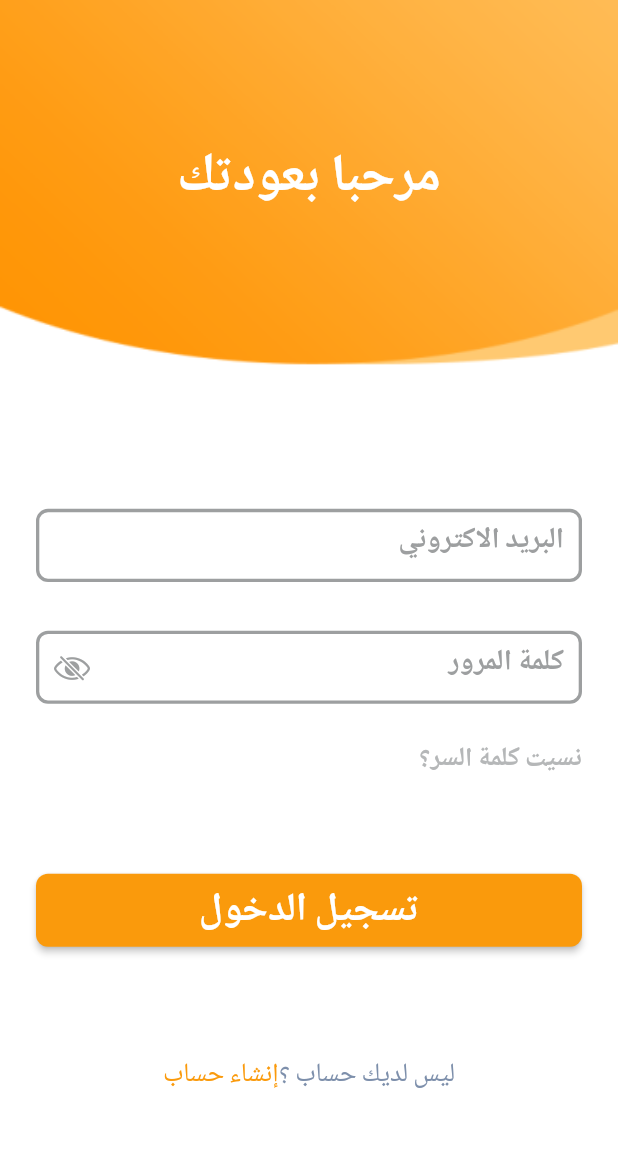
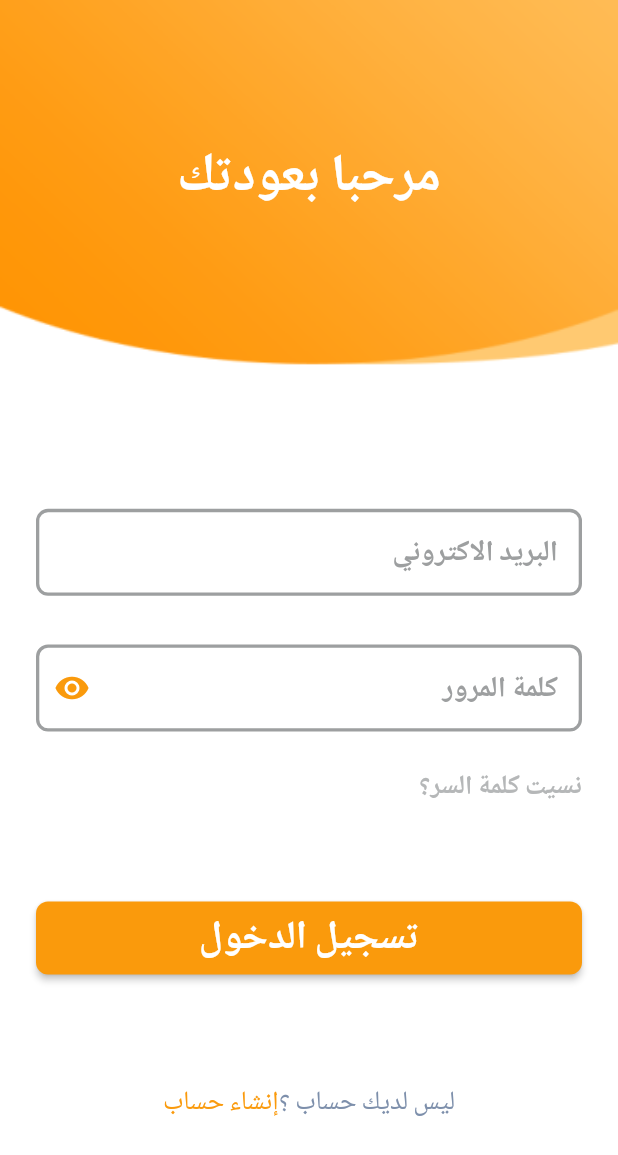
Before and after one commit to NourAyman644/chef-App, a Flutter app: the screen it shows after launch, on a phone screen of 412 x 824 dp. Shown: the top 1155 px of the screen. Run offline on Flutter 3.47's test engine with Material 2 defaults, Android fonts, the phone set to English and light mode, and no system bars; our stand-ins replace dio, flutter_bloc, flutter_screenutil, get_it, google_fonts, shared_preferences; project files that could hold a hidden picture were left out.

Commit message:
cubit and customFormField

```diff
--- a/lib/core/services/services_locator.dart
+++ b/lib/core/services/services_locator.dart
@@ -1,5 +1,6 @@
 import 'package:chef_app/core/bloc/global_cubit.dart';
 import 'package:chef_app/core/database/cache/cache_helper.dart';
+import 'package:chef_app/features/auth/presentation/cubit/login_cubit.dart';
 import 'package:get_it/get_it.dart';
 
 final sl = GetIt.instance;
@@ -8,4 +9,5 @@ void initServicesLactor() {
   sl.registerLazySingleton(() => CacheHelper());
   //cubits
   sl.registerLazySingleton(() => GlobalCubit());
+  sl.registerLazySingleton(() => LoginCubit());
 }
--- a/lib/core/theme/app_theme.dart
+++ b/lib/core/theme/app_theme.dart
@@ -22,7 +22,10 @@ ThemeData getTheme() {
       ),
     ),
     inputDecorationTheme: InputDecorationTheme(
-      hintStyle: boldStyle(color: AppColors.textfield, fontSize: 16.sp),
+      hintStyle: boldStyle(
+        color: AppColors.textfield,
+        fontSize: 16.sp,
+      ),
       border: OutlineInputBorder(
         borderRadius: BorderRadius.circular(8),
         borderSide: BorderSide(
@@ -39,6 +42,13 @@ ThemeData getTheme() {
       ),
       suffixIconColor: AppColors.textfield,
       focusColor: AppColors.textfield,
+      errorBorder: OutlineInputBorder(
+        borderRadius: BorderRadius.circular(8),
+        borderSide: BorderSide(
+          color: AppColors.textfield,
+          width: 2.w,
+        ),
+      ),
     ),
   );
 }
--- a/lib/core/weigths/custom_text_form_field.dart
+++ b/lib/core/weigths/custom_text_form_field.dart
@@ -5,8 +5,6 @@ import 'package:flutter_screenutil/flutter_screenutil.dart';
 class CustomTextFormField extends StatelessWidget {
   const CustomTextFormField({
     Key? key,
-    this.height = 48,
-    this.width = double.infinity,
     required this.hint,
     this.LabelText,
     required this.controller,
@@ -15,8 +13,7 @@ class CustomTextFormField extends StatelessWidget {
     this.icon,
     this.sufixIconOnpressed,
   }) : super(key: key);
-  final double height;
-  final double width;
+
   final String hint;
   final TextStyle? LabelText;
   final TextEditingController controller;
@@ -27,20 +24,21 @@ class CustomTextFormField extends StatelessWidget {
 
   @override
   Widget build(BuildContext context) {
-    return SizedBox(
-      height: height.h,
-      width: width.w,
-      child: TextFormField(
+    return TextFormField(
       controller: controller,
       obscureText: isPassword,
       validator: valid,
       cursorColor: AppColors.primaryColor,
       decoration: InputDecoration(
         hintText: hint,
+        contentPadding: const EdgeInsets.all(16),
         suffixIcon: IconButton(
           onPressed: sufixIconOnpressed,
-              icon: Icon(icon),
-            )),
+          icon: Icon(
+            icon,
+            color: AppColors.primaryColor,
+          ),
+        ),
       ),
     );
   }
--- /dev/null
+++ b/lib/features/auth/presentation/cubit/login_cubit.dart
@@ -0,0 +1,21 @@
+import 'package:flutter/cupertino.dart';
+import 'package:flutter/material.dart';
+import 'package:flutter_bloc/flutter_bloc.dart';
+
+import 'login_state.dart';
+
+class LoginCubit extends Cubit<LoginState> {
+  LoginCubit() : super(LoginInitial());
+  GlobalKey<FormState> loginKey = GlobalKey<FormState>();
+  TextEditingController emailController = TextEditingController();
+  TextEditingController PasswordController = TextEditingController();
+  bool isLoignPasswordShowing = false;
+  IconData suffixIcon = Icons.visibility;
+  void changePasswordSuffixicon() {
+    isLoignPasswordShowing = !isLoignPasswordShowing;
+    suffixIcon = isLoignPasswordShowing
+        ? Icons.visibility
+        : Icons.visibility_off_outlined;
+    emit(ChangePasswordSuffixiconSucess());
+  }
+}
--- /dev/null
+++ b/lib/features/auth/presentation/cubit/login_state.dart
@@ -0,0 +1,5 @@
+abstract class LoginState {}
+
+class LoginInitial extends LoginState {}
+
+class ChangePasswordSuffixiconSucess extends LoginState {}
--- a/lib/features/auth/presentation/screens/login_screen.dart
+++ b/lib/features/auth/presentation/screens/login_screen.dart
@@ -5,8 +5,11 @@ import 'package:chef_app/core/utils/App_strings.dart';
 import 'package:chef_app/core/weigths/custom_elvated_btn.dart';
 import 'package:chef_app/core/weigths/custom_image.dart';
 import 'package:chef_app/core/weigths/custom_text_form_field.dart';
+import 'package:chef_app/features/auth/presentation/cubit/login_cubit.dart';
+import 'package:chef_app/features/auth/presentation/cubit/login_state.dart';
 import 'package:flutter/cupertino.dart';
 import 'package:flutter/material.dart';
+import 'package:flutter_bloc/flutter_bloc.dart';
 import 'package:flutter_screenutil/flutter_screenutil.dart';
 
 import '../../../../core/routes/app_routes.dart';
@@ -17,11 +20,6 @@ class LoginScreen extends StatefulWidget {
   }) : super(key: key);
 
   @override
-  bool PasswordVisibity(isPassword) {
-    isPassword = !isPassword;
-    return isPassword;
-  }
-
   State<LoginScreen> createState() => _LoginScreenState();
 }
 
@@ -36,8 +34,15 @@ class _LoginScreenState extends State<LoginScreen> {
             fit: BoxFit.fill,
             width: double.infinity,
           ),
-          Padding(
+          BlocConsumer<LoginCubit, LoginState>(
+            listener: (context, state) {
+              // TODO: implement listener
+            },
+            builder: (context, state) {
+              return Padding(
                 padding: const EdgeInsets.only(left: 24, right: 24),
+                child: Form(
+                  key: BlocProvider.of<LoginCubit>(context).loginKey,
                   child: Column(
                     children: [
                       SizedBox(
@@ -46,7 +51,10 @@ class _LoginScreenState extends State<LoginScreen> {
                       Center(
                         child: Text(
                           AppStrings.welcomeBack.tr(context),
-                    style: Theme.of(context).textTheme.displayLarge!.copyWith(
+                          style: Theme.of(context)
+                              .textTheme
+                              .displayLarge!
+                              .copyWith(
                                 fontSize: 32.sp,
                                 color: AppColors.white,
                               ),
@@ -56,21 +64,34 @@ class _LoginScreenState extends State<LoginScreen> {
                         height: 195.h,
                       ),
                       CustomTextFormField(
-                  controller: TextEditingController(),
+                        controller: BlocProvider.of<LoginCubit>(context)
+                            .emailController,
                         hint: AppStrings.email.tr(context),
+                        valid: (data) {
+                          if (data!.isEmpty || !data.contains('@gmail.com')) {
+                            return AppStrings.pleaseEnterValidEmail.tr(context);
+                          }
+                          return null;
+                        },
                       ),
                       SizedBox(
                         height: 32.h,
                       ),
                       CustomTextFormField(
-                  controller: TextEditingController(),
-                  isPassword: true,
+                        controller: BlocProvider.of<LoginCubit>(context)
+                            .PasswordController,
+                        isPassword: BlocProvider.of<LoginCubit>(context)
+                            .isLoignPasswordShowing,
                         hint: AppStrings.password.tr(context),
-                  icon: CupertinoIcons.eye_slash,
-                  sufixIconOnpressed: () {},
+                        icon: BlocProvider.of<LoginCubit>(context).suffixIcon,
+                        sufixIconOnpressed: () {
+                          BlocProvider.of<LoginCubit>(context)
+                              .changePasswordSuffixicon();
+                        },
                         valid: (data) {
                           if (data!.length < 6) {
-                      return AppStrings.pleaseEnterValidPassword.tr(context);
+                            return AppStrings.pleaseEnterValidPassword
+                                .tr(context);
                           }
                           return null;
                         },
@@ -82,7 +103,10 @@ class _LoginScreenState extends State<LoginScreen> {
                         children: [
                           Text(
                             AppStrings.forgetPassword.tr(context),
-                      style: Theme.of(context).textTheme.displayLarge!.copyWith(
+                            style: Theme.of(context)
+                                .textTheme
+                                .displayLarge!
+                                .copyWith(
                                   fontSize: 16.sp,
                                   color: AppColors.textColor,
                                 ),
@@ -95,7 +119,13 @@ class _LoginScreenState extends State<LoginScreen> {
                       CustomElvatedBtn(
                           text: AppStrings.signIn.tr(context),
                           onpressed: () {
-                      Navigator.pushNamed(context, Routes.login);
+                            if (BlocProvider.of<LoginCubit>(context)
+                                .loginKey
+                                .currentState!
+                                .validate()) {
+                              print('login');
+                            }
+                            // Navigator.pushNamed(context, Routes.login);
                           }),
                       SizedBox(
                         height: 72.h,
@@ -105,16 +135,20 @@ class _LoginScreenState extends State<LoginScreen> {
                         children: [
                           Text(
                             AppStrings.dontHaveAccount.tr(context),
-                      style:
-                          Theme.of(context).textTheme.displayMedium!.copyWith(
+                            style: Theme.of(context)
+                                .textTheme
+                                .displayMedium!
+                                .copyWith(
                                   fontSize: 16.sp,
                                   color: AppColors.softGrey,
                                 ),
                           ),
                           Text(
                             AppStrings.signUp.tr(context),
-                      style:
-                          Theme.of(context).textTheme.displayMedium!.copyWith(
+                            style: Theme.of(context)
+                                .textTheme
+                                .displayMedium!
+                                .copyWith(
                                   fontSize: 16.sp,
                                   color: AppColors.primaryColor,
                                 ),
@@ -123,6 +157,9 @@ class _LoginScreenState extends State<LoginScreen> {
                       )
                     ],
                   ),
+                ),
+              );
+            },
           )
         ],
       ),
```
Also changed, not shown: lib/main.dart (+12 -6 lines). Lines whose indentation alone changed are shown as unchanged.
